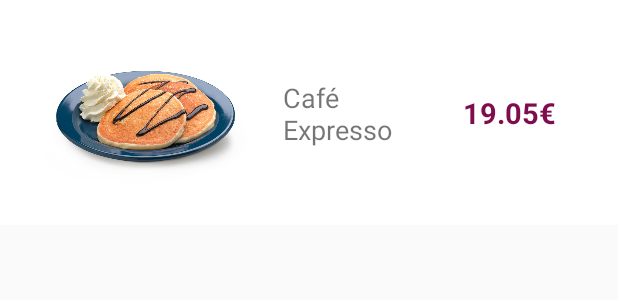
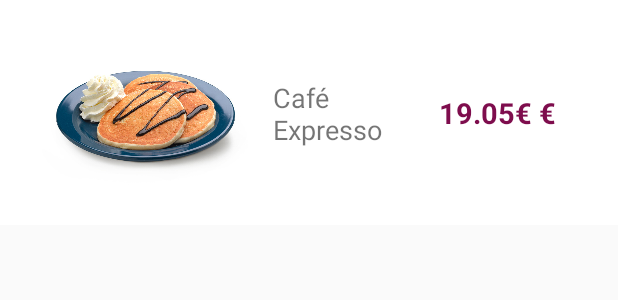
Before and after one commit to SergioLizana/LetsEat, an Android app: the layout product_list_content.xml on its own in the app's theme, with its tools: preview values and no code run, on a phone screen of 412 x 824 dp. Shown: the top 300 px of the screen. Run offline under Robolectric (Android 15) with nearby library versions, the phone set to English and light mode, and no system bars.

Commit message:
added product

```diff
--- /dev/null
+++ b/app/src/main/java/ikigaiworks/letseat/ui/view/customview/PriceTextView.java
@@ -0,0 +1,32 @@
+package ikigaiworks.letseat.ui.view.customview;
+
+import android.content.Context;
+import android.graphics.Canvas;
+import android.graphics.Typeface;
+import android.util.AttributeSet;
+import android.widget.TextView;
+
+/**
+ * Created by sergiolizanamontero on 22/10/17.
+ */
+
+public class PriceTextView extends android.support.v7.widget.AppCompatTextView {
+
+    public PriceTextView(Context context) {
+        super(context);
+    }
+
+    public PriceTextView(Context context, AttributeSet attrs) {
+        super(context, attrs);
+    }
+
+    public PriceTextView(Context context, AttributeSet attrs, int defStyleAttr) {
+        super(context, attrs, defStyleAttr);
+    }
+
+    @Override
+    public void setText(CharSequence text, BufferType type) {
+        CharSequence finalText = text + " €";
+        super.setText(finalText, type);
+    }
+}
--- a/app/src/main/res/layout/product_list_content.xml
+++ b/app/src/main/res/layout/product_list_content.xml
@@ -18,7 +18,7 @@
         android:layout_width="match_parent"
         android:layout_height="150dp"
         android:background="#FFF"
-        android:onClick="@{() -> presenter.onClickEvent(producto)}">>
+        android:onClick="@{() -> presenter.onClickEvent(producto)}">
 
 
         <ImageView
@@ -49,7 +49,7 @@
             tools:text="Café Expresso"
             app:layout_constraintVertical_bias="0.504" />
 
-        <TextView
+        <ikigaiworks.letseat.ui.view.customview.PriceTextView
             android:id="@+id/product_prize"
             android:layout_width="wrap_content"
             android:layout_height="wrap_content"
```
